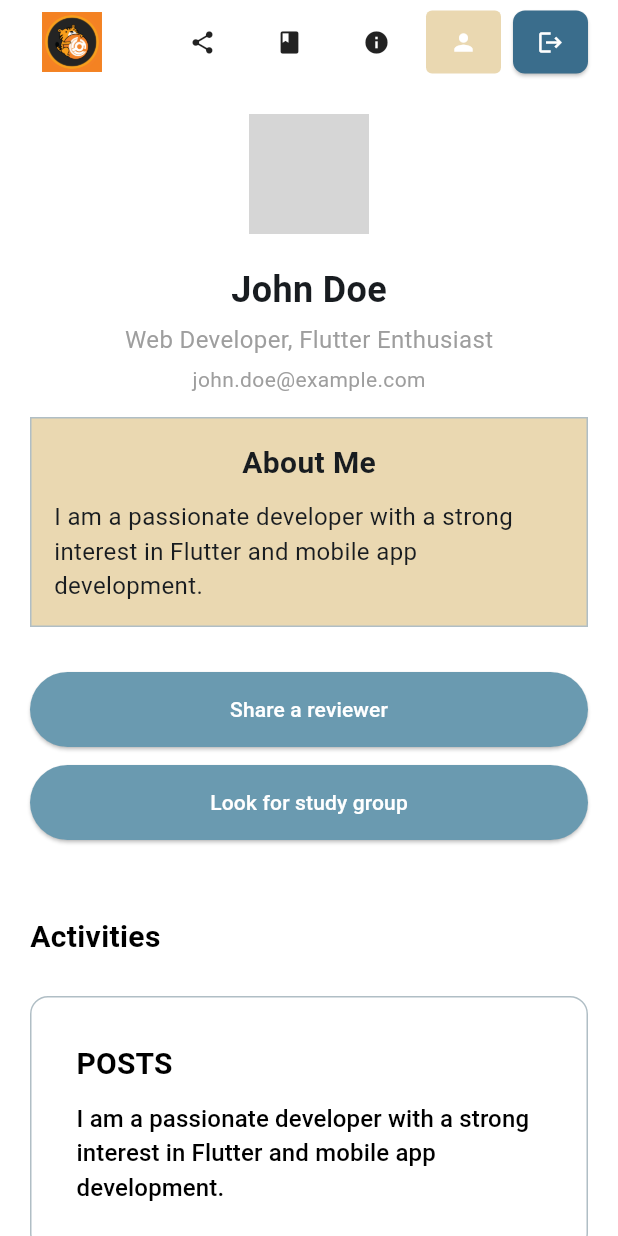
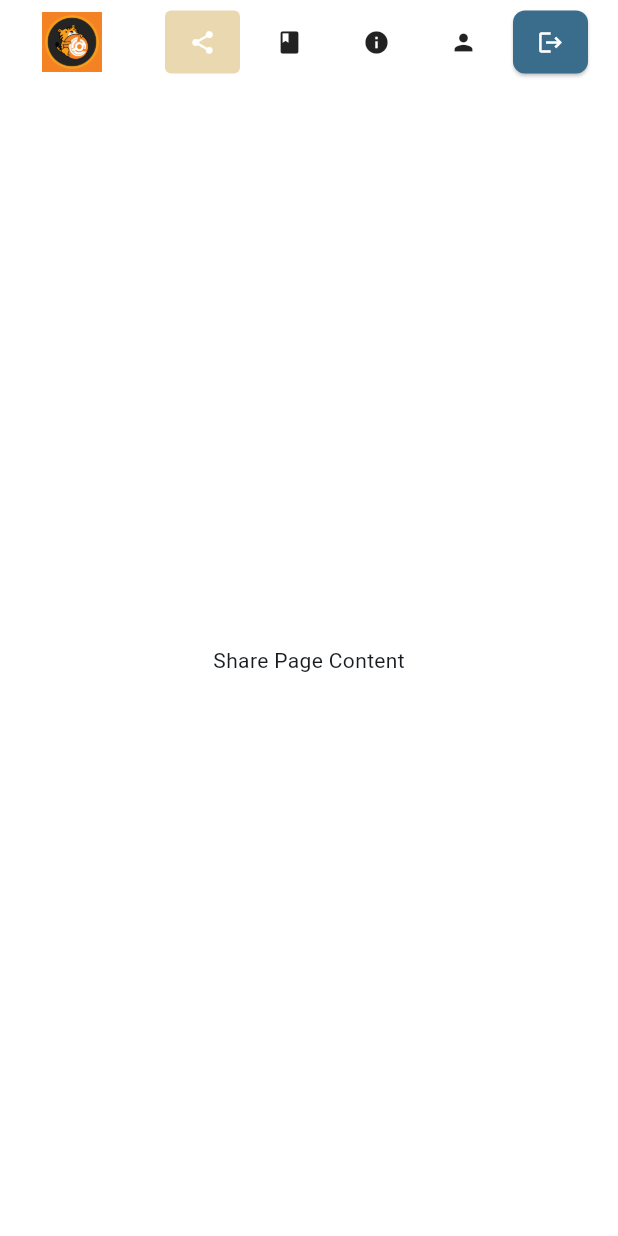
Before and after one commit to jayn95/Calib, a Flutter app: the ProfilePage screen opened by its route, after a tap on the "share" icon, on a phone screen of 412 x 824 dp. Run offline on Flutter 3.47's test engine with Material 3 defaults, Android fonts, the phone set to English and light mode, and no system bars; our stand-ins replace file_picker, firebase_auth, firebase_core, font_awesome_flutter, google_sign_in; accounts and stored records are empty; grey boxes are pictures that could not be loaded.

Commit message:
connected navbar:  Share.temp, study, About, Profile

```diff
--- a/lib/forms/reviewform.dart
+++ b/lib/forms/reviewform.dart
@@ -36,7 +36,7 @@ class _ReviewFormState extends State<ReviewForm> {
       String? fileName = result.files.single.name;
       // Update the controller with the file name
       setState(() {
-        fileController.text = fileName ?? "No file selected";
+        fileController.text = fileName;
       });
     } else {
       // If no file was selected, set the text to 'No file selected'
--- a/lib/main.dart
+++ b/lib/main.dart
@@ -1,19 +1,27 @@
-import 'package:Calib/screens/about.dart';
+import 'package:flutter/material.dart';
+import 'package:flutter/services.dart';
 import 'package:firebase_core/firebase_core.dart';
-import 'package:flutter/material.dart';
-
-import 'fbase/firebase_options.dart';
+import 'screens/about.dart';
 import 'screens/account_creation.dart';
 import 'screens/login.dart';
 import 'screens/reviewer.dart';
 import 'screens/study_page.dart';
 import 'screens/user_profile.dart';
+import 'screens/share.dart';  // Make sure this import exists
+import 'fbase/firebase_options.dart';
 
 Future<void> main() async {
   WidgetsFlutterBinding.ensureInitialized();
+
   await Firebase.initializeApp(
     options: DefaultFirebaseOptions.currentPlatform,
   );
+
+  await SystemChrome.setPreferredOrientations([
+    DeviceOrientation.portraitUp,
+    DeviceOrientation.portraitDown,
+  ]);
+
   runApp(const MyApp());
 }
 
@@ -23,22 +31,38 @@
   @override
   Widget build(BuildContext context) {
     return MaterialApp(
+      title: 'Calib App',
+      debugShowCheckedModeBanner: false,
       theme: ThemeData(
-        fontFamily: 'Roboto', // Set Roboto as the default font
+        fontFamily: 'Roboto',
         colorScheme: ColorScheme.fromSeed(
           seedColor: const Color(0xFF3A6D8C),
+          brightness: Brightness.light,
         ),
         useMaterial3: true,
       ),
-      initialRoute: '/login', // Set login page as initial route
-      routes: {
-        '/login': (context) => const LoginForm(), // Login page route
-        '/account_creation': (context) =>
-            AccountCreationForm(), // Account creation page route
-        '/study': (context) => const StudyPage(), // Study page route
-        '/reviewer': (context) => Reviewer(), // Reviewer page route
-        '/user_profile': (context) => ProfilePage(), // Profile page route
-        '/about': (context) => AboutPage(), // About page route
+      initialRoute: '/login',
+      onGenerateRoute: (settings) {
+        // Define all routes here to ensure consistent handling
+        switch (settings.name) {
+          case '/login':
+            return MaterialPageRoute(builder: (_) => LoginForm());
+          case '/account_creation':
+            return MaterialPageRoute(builder: (_) => AccountCreationForm());
+          case '/study':
+            return MaterialPageRoute(builder: (_) => StudyPage());
+          case '/reviewer':
+            return MaterialPageRoute(builder: (_) => Reviewer());
+          case '/user_profile':
+            return MaterialPageRoute(builder: (_) => ProfilePage());
+          case '/about':
+            return MaterialPageRoute(builder: (_) => AboutPage());
+          case '/share':
+            return MaterialPageRoute(builder: (_) => SharePage());
+          default:
+            // Return a default route or error page
+            return MaterialPageRoute(builder: (_) => LoginForm());
+        }
       },
     );
   }
--- a/lib/screens/about.dart
+++ b/lib/screens/about.dart
@@ -167,8 +167,7 @@ class AboutPage extends StatelessWidget {
                 child: LayoutBuilder(
                   builder: (context, constraints) {
                     final double itemWidth = screenWidth > 800 ? 200.0 : 130.0;
-                    final int itemsPerRow =
-                        (constraints.maxWidth / (itemWidth + horizontalGap))
+                    (constraints.maxWidth / (itemWidth + horizontalGap))
                             .floor();
 
                     return Wrap(
--- /dev/null
+++ b/lib/screens/share.dart
@@ -0,0 +1,21 @@
+import 'package:flutter/material.dart';
+import '../widgets/nav.dart';
+
+class SharePage extends StatelessWidget {
+  const SharePage({super.key});
+
+  @override
+  Widget build(BuildContext context) {
+    return Scaffold(
+      backgroundColor: Colors.white,
+      appBar: AppBar(
+        automaticallyImplyLeading: false,
+        backgroundColor: Colors.white,
+        title: NavBar(currentRoute: '/share'),
+      ),
+      body: const Center(
+        child: Text('Share Page Content'),
+      ),
+    );
+  }
+}
--- a/lib/screens/user_profile.dart
+++ b/lib/screens/user_profile.dart
@@ -18,7 +18,7 @@ class ProfilePage extends StatelessWidget {
           padding: const EdgeInsets.all(20.0),
           child: Center( // Centers the entire layout
             child: ConstrainedBox(
-              constraints: BoxConstraints(maxWidth: 1200),
+              constraints: const BoxConstraints(maxWidth: 1200),
               child: Column(
                 crossAxisAlignment: CrossAxisAlignment.start,
                 children: [
--- a/lib/widgets/nav.dart
+++ b/lib/widgets/nav.dart
@@ -1,3 +1,8 @@
+import 'package:Calib/screens/about.dart';
+import 'package:Calib/screens/login.dart';
+import 'package:Calib/screens/share.dart';
+import 'package:Calib/screens/study_page.dart';
+import 'package:Calib/screens/user_profile.dart';
 import 'package:flutter/material.dart';
 import 'package:Calib/fbase/auth_service.dart';
 
@@ -5,7 +10,7 @@ class NavBar extends StatelessWidget {
   final String currentRoute;
   final AuthService _authService = AuthService();
 
-  const NavBar({
+  NavBar({
     super.key,
     required this.currentRoute,
   });
@@ -79,12 +84,28 @@ class NavBar extends StatelessWidget {
       child: TextButton(
         onPressed: () {
           if (!isActive) {
-              Navigator.pushNamed(context, route);
+            Navigator.of(context).pushReplacement(
+              MaterialPageRoute(
+                builder: (context) {
+                  switch (route) {
+                    case '/share':
+                      return const SharePage();
+                    case '/study':
+                      return const StudyPage();
+                    case '/about':
+                      return const AboutPage();
+                    case '/user_profile':
+                      return const ProfilePage();
+                    default:
+                      return const LoginForm();
+                  }
+                },
+              ),
+            );
           }
         },
         style: TextButton.styleFrom(
-            backgroundColor:
-                isActive ? const Color(0xFFEAD8B1) : Colors.transparent,
+          backgroundColor: isActive ? const Color(0xFFEAD8B1) : Colors.transparent,
           foregroundColor: isActive ? Colors.white : Colors.black87,
           padding: const EdgeInsets.symmetric(vertical: 12, horizontal: 5),
           shape: RoundedRectangleBorder(
@@ -98,6 +119,7 @@ class NavBar extends StatelessWidget {
     ),
   );
 }
+
 
   Widget _buildLogoutButton(BuildContext context) {
     final screenWidth = MediaQuery.of(context).size.width;
```
Lines whose indentation alone changed are shown as unchanged.
